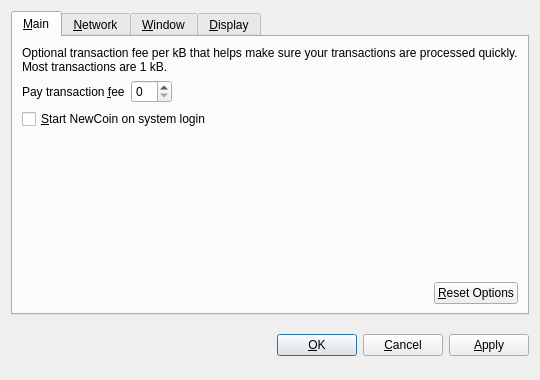
First picture: the form in src/qt/forms/optionsdialog.ui, repository WhisperCoin/NewCoin, before the edit.
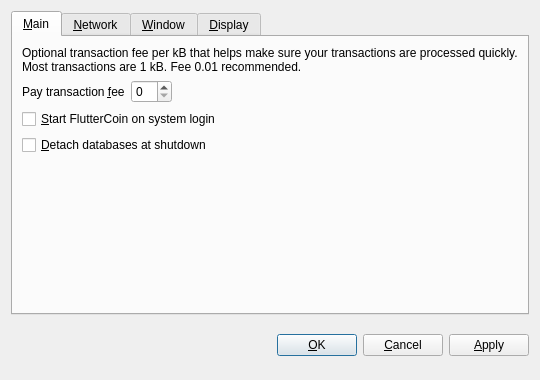
Second picture: the form after the edit. Custom widgets are drawn as their Qt base class.

```diff
--- a/src/qt/forms/optionsdialog.ui
+++ b/src/qt/forms/optionsdialog.ui
@@ -33,7 +33,7 @@
        <item>
         <widget class="QLabel" name="transactionFeeInfoLabel">
          <property name="text">
-          <string>Optional transaction fee per kB that helps make sure your transactions are processed quickly. Most transactions are 1 kB.</string>
+          <string>Optional transaction fee per kB that helps make sure your transactions are processed quickly. Most transactions are 1 kB. Fee 0.01 recommended.</string>
          </property>
          <property name="textFormat">
           <enum>Qt::PlainText</enum>
@@ -82,7 +82,17 @@
           <string>Automatically start NewCoin after logging in to the system.</string>
          </property>
          <property name="text">
-          <string>&amp;Start NewCoin on system login</string>
+          <string>&amp;Start FlutterCoin on system login</string>
+         </property>
+        </widget>
+       </item>
+       <item>
+        <widget class="QCheckBox" name="detachDatabases">
+         <property name="toolTip">
+          <string>Detach block and address databases at shutdown. This means they can be moved to another data directory, but it slows down shutdown. The wallet is always detached.</string>
+         </property>
+         <property name="text">
+          <string>&amp;Detach databases at shutdown</string>
          </property>
         </widget>
        </item>
@@ -99,36 +109,6 @@
          </property>
         </spacer>
        </item>
-       <item>
-        <layout class="QHBoxLayout" name="horizontalLayout_2_Main">
-         <item>
-          <spacer name="horizontalSpacer_2_Main">
-           <property name="orientation">
-            <enum>Qt::Horizontal</enum>
-           </property>
-           <property name="sizeHint" stdset="0">
-            <size>
-             <width>40</width>
-             <height>20</height>
-            </size>
-           </property>
-          </spacer>
-         </item>
-         <item>
-          <widget class="QPushButton" name="resetButton">
-           <property name="toolTip">
-            <string>Reset all client options to default.</string>
-           </property>
-           <property name="text">
-            <string>&amp;Reset Options</string>
-           </property>
-           <property name="autoDefault">
-            <bool>false</bool>
-           </property>
-          </widget>
-         </item>
-        </layout>
-       </item>
       </layout>
      </widget>
      <widget class="QWidget" name="tabNetwork">
```
Left out of the diff: 14 changed lines with no effect on the pictures.
